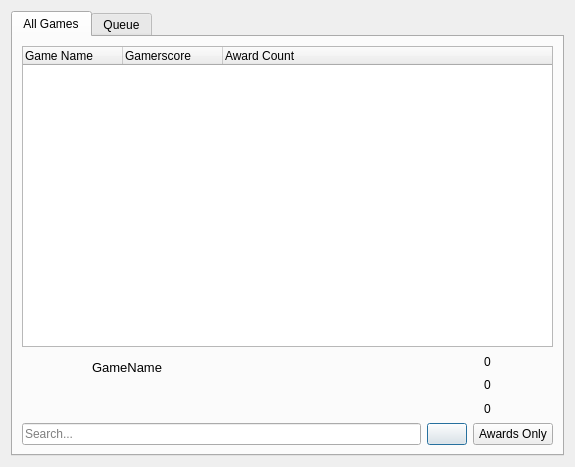
Above: Velocity/gameadderdialog.ui from hetelek/Velocity before the change. Below: the same form after it.
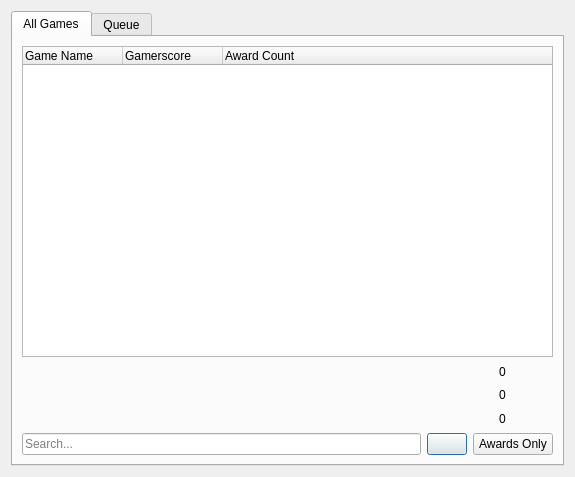
That is the form after the change. Icons and pictures are not drawn.

Diff of the .ui file:
```diff
--- a/Velocity/gameadderdialog.ui
+++ b/Velocity/gameadderdialog.ui
@@ -7,7 +7,7 @@
     <x>0</x>
     <y>0</y>
     <width>575</width>
-    <height>467</height>
+    <height>477</height>
    </rect>
   </property>
   <property name="windowTitle">
@@ -30,7 +30,9 @@
       <attribute name="title">
        <string>All Games</string>
       </attribute>
-      <layout class="QVBoxLayout" name="verticalLayout_4">
+      <layout class="QVBoxLayout" name="verticalLayout_6">
+       <item>
+        <layout class="QVBoxLayout" name="verticalLayout_4" stretch="9,0,0">
        <item>
         <widget class="QTreeWidget" name="treeWidgetAllGames">
          <property name="editTriggers">
@@ -63,7 +65,7 @@
         </widget>
        </item>
        <item>
-        <layout class="QHBoxLayout" name="horizontalLayout_3" stretch="0,4,1">
+          <layout class="QHBoxLayout" name="horizontalLayout_3" stretch="0,5,1">
          <item>
           <widget class="QLabel" name="imgThumbnail">
            <property name="minimumSize">
@@ -93,15 +95,11 @@
           </widget>
          </item>
          <item>
-          <layout class="QVBoxLayout" name="verticalLayout">
+            <layout class="QVBoxLayout" name="verticalLayout" stretch="0,1,2">
            <item>
             <widget class="QLabel" name="lblGameName">
              <property name="text">
-              <string>&lt;!DOCTYPE HTML PUBLIC &quot;-//W3C//DTD HTML 4.0//EN&quot; &quot;http://www.w3.org/TR/REC-html40/strict.dtd&quot;&gt;
-&lt;html&gt;&lt;head&gt;&lt;meta name=&quot;qrichtext&quot; content=&quot;1&quot; /&gt;&lt;style type=&quot;text/css&quot;&gt;
-p, li { white-space: pre-wrap; }
-&lt;/style&gt;&lt;/head&gt;&lt;body style=&quot; font-family:'MS Shell Dlg 2'; font-size:8.25pt; font-weight:400; font-style:normal;&quot;&gt;
-&lt;p style=&quot; margin-top:0px; margin-bottom:0px; margin-left:0px; margin-right:0px; -qt-block-indent:0; text-indent:0px;&quot;&gt;&lt;span style=&quot; font-size:10pt;&quot;&gt;GameName&lt;/span&gt;&lt;/p&gt;&lt;/body&gt;&lt;/html&gt;</string>
+                <string/>
              </property>
              <property name="wordWrap">
               <bool>true</bool>
@@ -115,6 +113,13 @@
              </property>
             </widget>
            </item>
+             <item>
+              <widget class="QLabel" name="label">
+               <property name="text">
+                <string/>
+               </property>
+              </widget>
+             </item>
           </layout>
          </item>
          <item>
@@ -198,7 +203,7 @@
                <property name="maximumSize">
                 <size>
                  <width>16</width>
-                 <height>16</height>
+                   <height>16777215</height>
                 </size>
                </property>
                <property name="text">
@@ -261,6 +266,8 @@
             <bool>true</bool>
            </property>
           </widget>
+           </item>
+          </layout>
          </item>
         </layout>
        </item>
```
Lines whose indentation alone changed are shown as unchanged.
